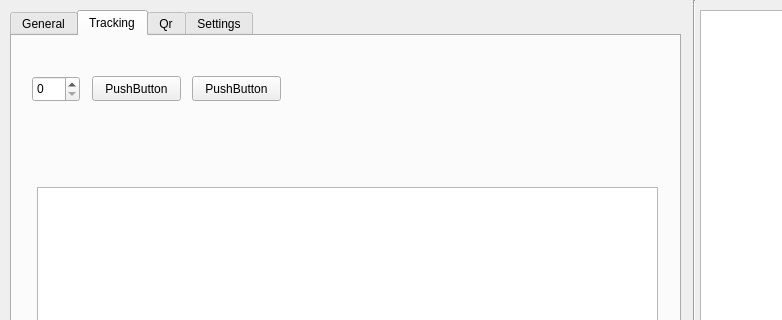
Old version of the form template_gui_package/include/template_gui_package/savasan_gui.ui in the repository Anatolia-Aero-Design/savasan; both pictures show x 0 to 782 and y 0 to 320 of the 1236 by 506 pixel window.
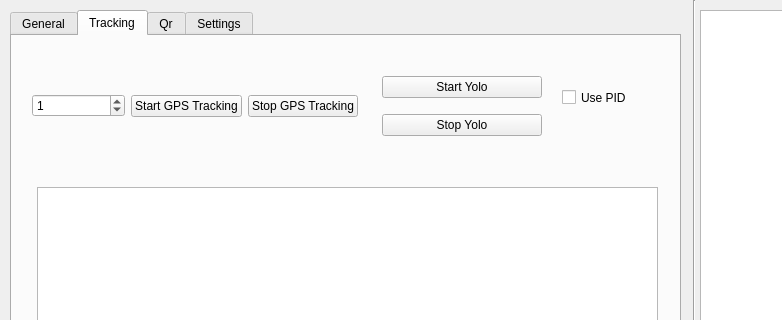
New version of the form.

Patch:
```diff
--- a/template_gui_package/include/template_gui_package/savasan_gui.ui
+++ b/template_gui_package/include/template_gui_package/savasan_gui.ui
@@ -93,42 +93,6 @@
     <attribute name="title">
      <string>Tracking</string>
     </attribute>
-    <widget class="QSpinBox" name="spinBox">
-     <property name="geometry">
-      <rect>
-       <x>20</x>
-       <y>40</y>
-       <width>48</width>
-       <height>26</height>
-      </rect>
-     </property>
-    </widget>
-    <widget class="QPushButton" name="pushButton">
-     <property name="geometry">
-      <rect>
-       <x>80</x>
-       <y>40</y>
-       <width>89</width>
-       <height>25</height>
-      </rect>
-     </property>
-     <property name="text">
-      <string>PushButton</string>
-     </property>
-    </widget>
-    <widget class="QPushButton" name="pushButton_2">
-     <property name="geometry">
-      <rect>
-       <x>180</x>
-       <y>40</y>
-       <width>89</width>
-       <height>25</height>
-      </rect>
-     </property>
-     <property name="text">
-      <string>PushButton</string>
-     </property>
-    </widget>
     <widget class="QTextBrowser" name="tracker_logger">
      <property name="geometry">
       <rect>
@@ -139,6 +103,78 @@
       </rect>
      </property>
     </widget>
+    <widget class="QCheckBox" name="UsePID">
+     <property name="geometry">
+      <rect>
+       <x>550</x>
+       <y>50</y>
+       <width>92</width>
+       <height>23</height>
+      </rect>
+     </property>
+     <property name="text">
+      <string>Use PID</string>
+     </property>
+    </widget>
+    <widget class="QWidget" name="horizontalLayoutWidget_2">
+     <property name="geometry">
+      <rect>
+       <x>20</x>
+       <y>30</y>
+       <width>326</width>
+       <height>80</height>
+      </rect>
+     </property>
+     <layout class="QHBoxLayout" name="horizontalLayout_3">
+      <item>
+       <widget class="QSpinBox" name="spinBox">
+        <property name="value">
+         <number>1</number>
+        </property>
+       </widget>
+      </item>
+      <item>
+       <widget class="QPushButton" name="startGpsTracking">
+        <property name="text">
+         <string>Start GPS Tracking</string>
+        </property>
+       </widget>
+      </item>
+      <item>
+       <widget class="QPushButton" name="stopGpsTracking">
+        <property name="text">
+         <string>Stop GPS Tracking</string>
+        </property>
+       </widget>
+      </item>
+     </layout>
+    </widget>
+    <widget class="QWidget" name="verticalLayoutWidget_2">
+     <property name="geometry">
+      <rect>
+       <x>370</x>
+       <y>30</y>
+       <width>160</width>
+       <height>80</height>
+      </rect>
+     </property>
+     <layout class="QVBoxLayout" name="verticalLayout_2">
+      <item>
+       <widget class="QPushButton" name="startYolo">
+        <property name="text">
+         <string>Start Yolo</string>
+        </property>
+       </widget>
+      </item>
+      <item>
+       <widget class="QPushButton" name="stopYolo">
+        <property name="text">
+         <string>Stop Yolo</string>
+        </property>
+       </widget>
+      </item>
+     </layout>
+    </widget>
    </widget>
    <widget class="QWidget" name="Qr">
     <property name="accessibleName">
@@ -265,6 +301,64 @@
     <attribute name="title">
      <string>Settings</string>
     </attribute>
+    <widget class="QPushButton" name="stopCompetition">
+     <property name="geometry">
+      <rect>
+       <x>20</x>
+       <y>80</y>
+       <width>131</width>
+       <height>25</height>
+      </rect>
+     </property>
+     <property name="text">
+      <string>Stop_Competition</string>
+     </property>
+    </widget>
+    <widget class="QPushButton" name="stopRecording">
+     <property name="geometry">
+      <rect>
+       <x>170</x>
+       <y>80</y>
+       <width>111</width>
+       <height>25</height>
+      </rect>
+     </property>
+     <property name="text">
+      <string>Stop Recording</string>
+     </property>
+    </widget>
+    <widget class="Line" name="line_4">
+     <property name="geometry">
+      <rect>
+       <x>500</x>
+       <y>0</y>
+       <width>20</width>
+       <height>461</height>
+      </rect>
+     </property>
+     <property name="orientation">
+      <enum>Qt::Vertical</enum>
+     </property>
+    </widget>
+    <widget class="QWidget" name="verticalLayoutWidget_3">
+     <property name="geometry">
+      <rect>
+       <x>510</x>
+       <y>0</y>
+       <width>161</width>
+       <height>461</height>
+      </rect>
+     </property>
+     <layout class="QVBoxLayout" name="verticalLayout_4">
+      <item>
+       <widget class="QPushButton" name="pushButton">
+        <property name="text">
+         <string>Sunucu Test</string>
+        </property>
+       </widget>
+      </item>
+     </layout>
+    </widget>
    </widget>
   </widget>
   <widget class="Line" name="line_3">
```
Left out of the diff: 67 changed lines with no effect on the pictures.
